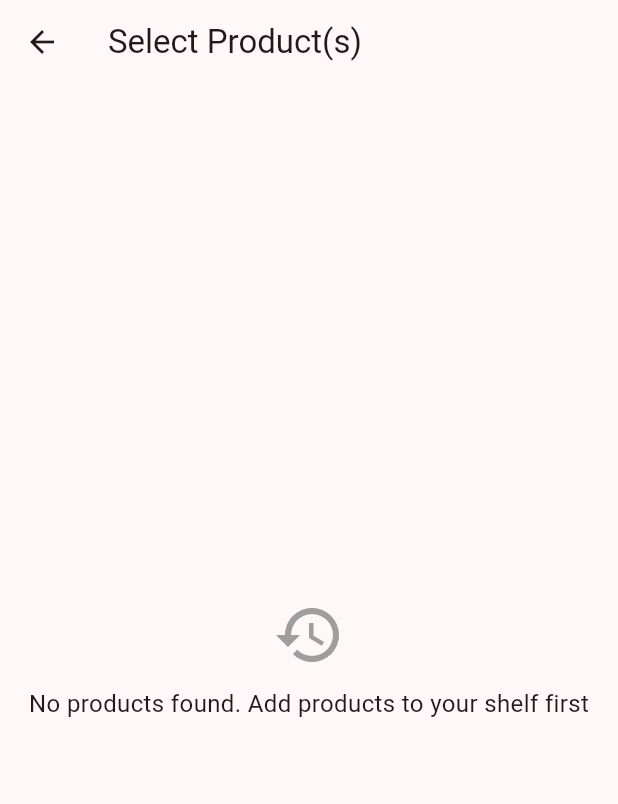
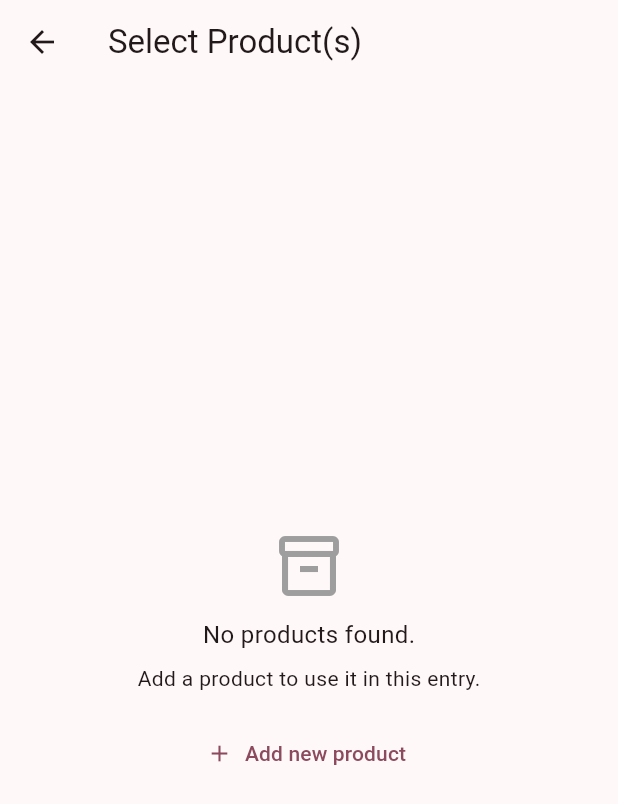
Before and after one commit to marsha-t/SkinDiary, a Flutter app: the SelectProductScreen screen opened directly, on a phone screen of 412 x 824 dp. Shown: the top 804 px of the screen. Run offline on Flutter 3.47's test engine with Material 3 defaults, Android fonts, the light colour scheme and no system bars; our stand-ins replace image_picker, share_plus, sqflite; accounts and stored records are empty.

Commit message:
Implement product archiving feature and search/add in product selection screen

```diff
--- a/lib/app/app_routes.dart
+++ b/lib/app/app_routes.dart
@@ -3,6 +3,7 @@ import 'package:skin_diary/screens/home.dart';
 import 'package:skin_diary/screens/add_edit_entry.dart';
 import 'package:skin_diary/screens/timeline.dart';
 import 'package:skin_diary/screens/shelf.dart';
+import 'package:skin_diary/screens/archived_products.dart';
 
 // Set up route names
 class AppRoutes {
@@ -10,11 +11,13 @@ class AppRoutes {
   static const addEntry = '/add_entry';
   static const timeline = '/timeline';
   static const productShelf = '/product_shelf';
+  static const archivedProducts = '/archived_products';
 
   static Map<String, WidgetBuilder> routes = {
     home: (context) => const HomeScreen(),
     addEntry: (context) => const AddEditEntryScreen(),
     timeline: (context) => const TimelineScreen(),
     productShelf: (context) => const ShelfScreen(),
+    archivedProducts: (context) => const ArchivedProductsScreen(),
   };
 }
--- a/lib/models/product.dart
+++ b/lib/models/product.dart
@@ -1,8 +1,11 @@
+enum ProductStatus { active, archived }
+
 class Product {
   final String id;
   final String name;
   final List<String> categories; // e.g., ['Morning', 'SPF']
   final DateTime dateAdded;
+  final ProductStatus status;
   final DateTime? dateOpened;
   final DateTime? expirationDate;
   final List<String>? keyIngredients;
@@ -15,6 +18,7 @@ class Product {
     required this.name,
     required this.categories,
     required this.dateAdded,
+    this.status = ProductStatus.active,
     this.dateOpened,
     this.expirationDate,
     this.keyIngredients,
@@ -29,6 +33,7 @@ class Product {
       'name': name,
       'categories': categories,
       'dateAdded': dateAdded.toIso8601String(),
+      'status': status.name,
       'dateOpened': dateOpened?.toIso8601String(),
       'expirationDate': expirationDate?.toIso8601String(),
       'keyIngredients': keyIngredients,
@@ -44,6 +49,10 @@ class Product {
       name: map['name'],
       categories: List<String>.from(map['categories']),
       dateAdded: DateTime.parse(map['dateAdded']),
+      status: ProductStatus.values.firstWhere(
+        (status) => status.name == map['status'],
+        orElse: () => ProductStatus.active,
+      ),
       dateOpened:
           map['dateOpened'] != null ? DateTime.parse(map['dateOpened']) : null,
       expirationDate:
@@ -65,6 +74,7 @@ class Product {
     String? name,
     List<String>? categories,
     DateTime? dateAdded,
+    ProductStatus? status,
     DateTime? dateOpened,
     DateTime? expirationDate,
     List<String>? keyIngredients,
@@ -77,6 +87,7 @@ class Product {
       name: name ?? this.name,
       categories: categories ?? this.categories,
       dateAdded: dateAdded ?? this.dateAdded,
+      status: status ?? this.status,
       dateOpened: dateOpened ?? this.dateOpened,
       expirationDate: expirationDate ?? this.expirationDate,
       keyIngredients: keyIngredients ?? this.keyIngredients,
--- a/lib/navigation/product_navigation_result.dart
+++ b/lib/navigation/product_navigation_result.dart
@@ -1,6 +1,6 @@
 import 'package:skin_diary/models/product.dart';
 
-enum ProductNavigationAction { saved, deleted }
+enum ProductNavigationAction { saved, archived, deletedPermanently }
 
 class ProductNavigationResult {
   final ProductNavigationAction action;
@@ -11,6 +11,9 @@ class ProductNavigationResult {
   const ProductNavigationResult.saved(this.product)
     : action = ProductNavigationAction.saved;
 
-  const ProductNavigationResult.deleted(this.product)
-    : action = ProductNavigationAction.deleted;
+  const ProductNavigationResult.archived(this.product)
+    : action = ProductNavigationAction.archived;
+
+  const ProductNavigationResult.deletedPermanently(this.product)
+    : action = ProductNavigationAction.deletedPermanently;
 }
--- a/lib/screens/entry_details.dart
+++ b/lib/screens/entry_details.dart
@@ -129,7 +129,8 @@ class _EntryDetailsScreenState extends State<EntryDetailsScreen> {
           children:
               _entry.productsUsed.map((product) {
                 final brand = product.brand?.trim() ?? '';
-                final label = brand.isEmpty ? product.name : '$brand - ${product.name}';
+                final label =
+                    brand.isEmpty ? product.name : '$brand - ${product.name}';
                 return Chip(label: Text(label));
               }).toList(),
         ),
--- a/lib/screens/select_product.dart
+++ b/lib/screens/select_product.dart
@@ -1,6 +1,8 @@
 import 'package:flutter/material.dart';
 import 'package:skin_diary/models/product.dart';
 import 'package:skin_diary/services/storage_product.dart';
+import 'package:skin_diary/screens/add_edit_product.dart';
+import 'package:skin_diary/navigation/product_navigation_result.dart';
 
 class SelectProductScreen extends StatefulWidget {
   final List<Product>? initialSelection;
@@ -12,28 +14,80 @@ class SelectProductScreen extends StatefulWidget {
 }
 
 class _SelectProductScreenState extends State<SelectProductScreen> {
+  // State
   List<Product> _allProducts = [];
   List<Product> _selectedProducts = [];
+  String _searchQuery = '';
 
+  // Lifecycle
   @override
   void initState() {
     super.initState();
+    _selectedProducts = List<Product>.from(widget.initialSelection ?? []);
     _loadProducts();
   }
 
+  // Data loading
   Future<void> _loadProducts() async {
-    final products = await StorageProduct.getAllProducts();
+    final products = await StorageProduct.getActiveProducts();
 
     if (!mounted) return;
 
     setState(() {
       _allProducts = products;
-      _selectedProducts = List<Product>.from(widget.initialSelection ?? []);
     });
   }
 
+  List<Product> get _filteredProducts {
+    final query = _searchQuery.trim().toLowerCase();
+
+    if (query.isEmpty) return _allProducts;
+
+    return _allProducts.where((product) {
+      final searchableText =
+          [
+            product.name,
+            product.brand,
+            product.productType,
+            ...product.categories,
+            ...?product.keyIngredients,
+          ].where((value) => value != null).join(' ').toLowerCase();
+
+      return searchableText.contains(query);
+    }).toList();
+  }
+
+  // Navigation
+  Future<void> _navigateToAddProduct() async {
+    final result = await Navigator.push<ProductNavigationResult>(
+      context,
+      MaterialPageRoute(builder: (_) => const AddEditProductScreen()),
+    );
+
+    if (!mounted || result == null) return;
+
+    await _loadProducts();
+
+    if (!mounted) return;
+
+    if (result.action == ProductNavigationAction.saved) {
+      setState(() {
+        final alreadySelected = _selectedProducts.any(
+          (product) => product.id == result.product.id,
+        );
+
+        if (!alreadySelected) {
+          _selectedProducts.add(result.product);
+        }
+      });
+    }
+  }
+
+  // Build
   @override
   Widget build(BuildContext context) {
+    final visibleProducts = _filteredProducts;
+
     return Scaffold(
       appBar: AppBar(title: const Text('Select Product(s)')),
       body: SafeArea(
@@ -41,15 +95,28 @@ class _SelectProductScreenState extends State<SelectProductScreen> {
           padding: const EdgeInsets.all(16.0),
           child:
               _allProducts.isEmpty
-                  ? const Center(
+                  ? Center(
                     child: SingleChildScrollView(
                       child: Column(
+                        mainAxisSize: MainAxisSize.min,
                         children: [
-                          Icon(Icons.history, size: 48, color: Colors.grey),
-                          SizedBox(height: 10),
-                          Text(
-                            'No products found. Add products to your shelf first',
+                          const Icon(
+                            Icons.inventory_2_outlined,
+                            size: 48,
+                            color: Colors.grey,
+                          ),
+                          const SizedBox(height: 10),
+                          const Text(
+                            'No products found.',
                             style: TextStyle(fontSize: 16),
+                          ),
+                          const SizedBox(height: 8),
+                          const Text('Add a product to use it in this entry.'),
+                          const SizedBox(height: 16),
+                          TextButton.icon(
+                            onPressed: _navigateToAddProduct,
+                            icon: const Icon(Icons.add),
+                            label: const Text('Add new product'),
                           ),
                         ],
                       ),
@@ -57,13 +124,37 @@ class _SelectProductScreenState extends State<SelectProductScreen> {
                   )
                   : Column(
                     children: [
+                      TextField(
+                        decoration: const InputDecoration(
+                          labelText: 'Search products',
+                          prefixIcon: Icon(Icons.search),
+                        ),
+                        onChanged: (value) {
+                          setState(() {
+                            _searchQuery = value;
+                          });
+                        },
+                      ),
+                      const SizedBox(height: 12),
                       Expanded(
-                        child: ListView.builder(
-                          itemCount: _allProducts.length,
+                        child:
+                            visibleProducts.isEmpty
+                                ? const Center(
+                                  child: Text('No matching products.'),
+                                )
+                                : ListView.builder(
+                                  itemCount: visibleProducts.length,
                                   itemBuilder: (context, index) {
-                            final product = _allProducts[index];
+                                    final product = visibleProducts[index];
+                                    final subtitle = _buildProductSubtitle(
+                                      product,
+                                    );
                                     return CheckboxListTile(
                                       title: Text(product.name),
+                                      subtitle:
+                                          subtitle.isEmpty
+                                              ? null
+                                              : Text(subtitle),
                                       value: _selectedProducts.any(
                                         (p) => p.id == product.id,
                                       ),
@@ -85,6 +176,12 @@ class _SelectProductScreenState extends State<SelectProductScreen> {
                                   },
                                 ),
                       ),
+                      TextButton.icon(
+                        onPressed: _navigateToAddProduct,
+                        icon: const Icon(Icons.add),
+                        label: const Text('Add new product'),
+                      ),
+                      const SizedBox(height: 10),
                       ElevatedButton(
                         onPressed: () => Navigator.pop(context),
                         child: const Text("Cancel"),
@@ -101,4 +198,15 @@ class _SelectProductScreenState extends State<SelectProductScreen> {
       ),
     );
   }
+
+  // UI builder
+  String _buildProductSubtitle(Product product) {
+    final parts =
+        [product.brand, product.productType]
+            .where((value) => value != null && value.trim().isNotEmpty)
+            .map((value) => value!.trim())
+            .toList();
+
+    return parts.join(' • ');
   }
+}
```
Also changed, not shown: lib/models/entry_photo.dart (+4 -16 lines), lib/models/skin_entry.dart (+6 -3 lines), lib/screens/add_edit_entry.dart (+2 -7 lines), lib/screens/add_edit_product.dart (+16 -23 lines), lib/screens/archived_products.dart (added, +108 -0 lines), lib/screens/shelf.dart (+31 -15 lines), lib/services/storage_product.dart (+35 -1 lines), lib/utils/dialogs.dart (+6 -5 lines), lib/services/storage_entry.dart (line endings or trailing spaces). Lines whose indentation alone changed are shown as unchanged.
